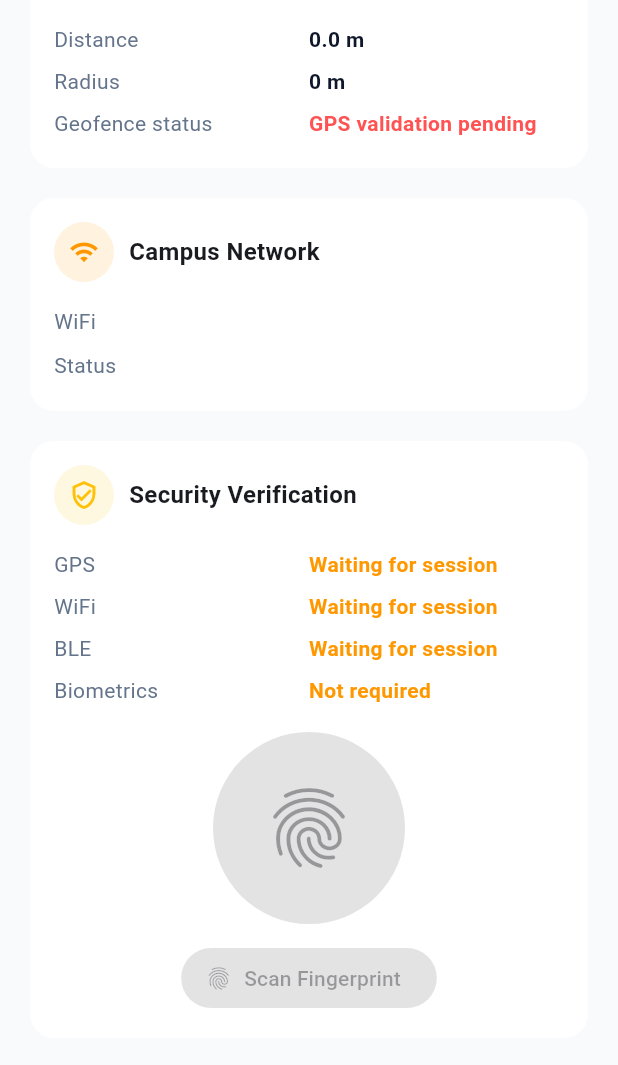
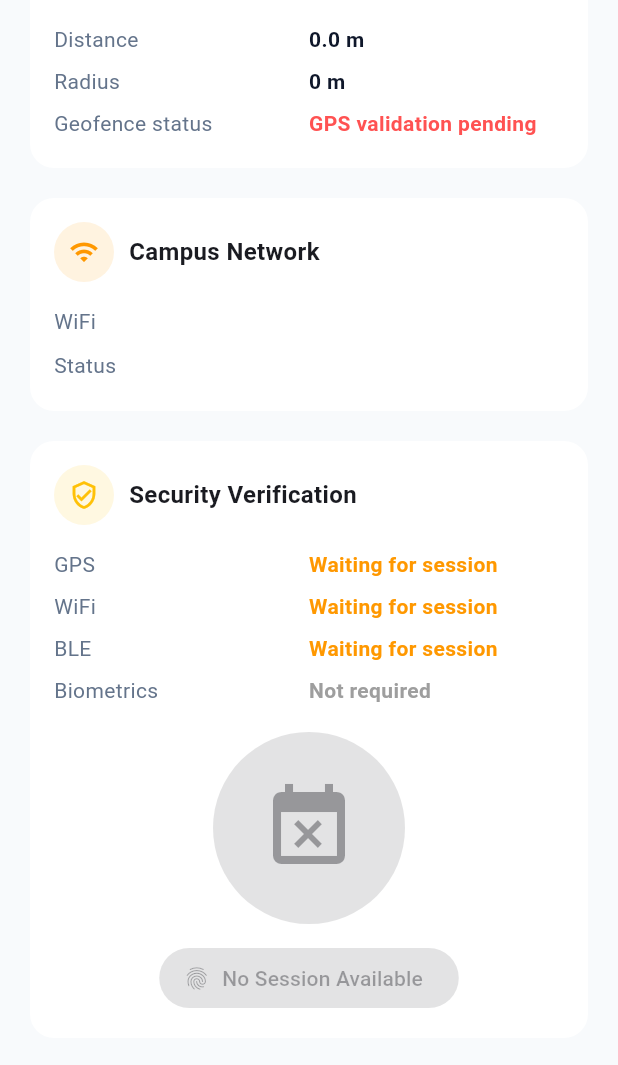
Before and after one commit to Irenemacha/ATTENDANCE-SYSTEM, a Flutter app: the HomeTab widget shown alone on an empty page, opened directly with empty values, scrolled down 576 dp, on a phone screen of 412 x 824 dp, the part 171-1236 px from its top. Run offline on Flutter 3.47's test engine with Material 3 defaults, Android fonts, the phone set to English and light mode, and no system bars; our stand-ins replace device_info_plus, geolocator, local_auth, location, shared_preferences; accounts and stored records are empty; network calls fail.

Commit message:
Fix checkout fingerprint flow

```diff
--- a/mobile_app/lib/features/dashboard/presentation/screens/main_shell_screen.dart
+++ b/mobile_app/lib/features/dashboard/presentation/screens/main_shell_screen.dart
@@ -263,6 +263,12 @@ class _MainShellScreenState extends State<MainShellScreen>
   setState(() {
     activeSession = null;
     attendanceState = AttendanceFlowState.notCheckedIn;
+
+    fingerprintPassed = false;
+    otpVerified = false;
+
+    // DO NOT CLEAR CHECKOUT VERIFICATION HERE
+    // Student may still need checkout after session ends.
   });
 
     if (showSnack) {
@@ -304,6 +310,13 @@ class _MainShellScreenState extends State<MainShellScreen>
 
   return int.tryParse(raw?.toString() ?? '');
 }
+  bool get identitySessionAvailable {
+  return activeSession?['session_id'] != null &&
+      (
+        activeSession?['session_active'] == true ||
+        activeSession?['can_check_out'] == true
+      );
+}
 
   bool get hasActiveSession {
     return activeSessionId != null &&
@@ -324,11 +337,15 @@ class _MainShellScreenState extends State<MainShellScreen>
     return fingerprintPassed || otpVerified;
 }
   bool canCheckOut() {
-  if (!hasEndedCheckoutSession && !hasActiveSession) {
+  if (!hasOpenSessionForCheckout) {
     return false;
   }
 
-  if (attendanceState != AttendanceFlowState.checkedIn) {
+  final checkedIn =
+      activeSession?['checked_in'] == true ||
+      attendanceState == AttendanceFlowState.checkedIn;
+
+  if (!checkedIn) {
     return false;
   }
 
@@ -427,8 +444,7 @@ double? distanceFromClassroom;
       fingerprintPassed = true;
       otpVerified = false;
 
-      if (attendanceState == AttendanceFlowState.checkedIn &&
-          !hasActiveSession) {
+      if (attendanceState == AttendanceFlowState.checkedIn) {
         checkoutIdentityVerified = true;
     }
     });
@@ -757,7 +773,7 @@ if (!identityVerified) {
         stats: attendanceStats,
         securitySnapshot: securitySnapshot,
         activeSession: activeSession,
-        sessionAvailable: hasOpenSessionForCheckout,
+        sessionAvailable: identitySessionAvailable,
         checkoutSessionOpen: hasEndedCheckoutSession,
         attendanceState: attendanceState,
         fingerprintPassed: fingerprintPassed,
@@ -983,12 +999,8 @@ class HomeTab extends StatelessWidget {
           const SizedBox(height: 12),
         _IdentityVerificationCard(
   snapshot: securitySnapshot,
-  sessionAvailable: activeSession?['session_id'] != null &&
-      (activeSession?['session_active'] == true ||
-       activeSession?['can_check_out'] == true),
-  verified: checkoutSessionOpen
-      ? checkoutIdentityVerified
-      : (fingerprintPassed || otpVerified),
+  sessionAvailable: sessionAvailable,
+  verified: fingerprintPassed || otpVerified || checkoutIdentityVerified,
   verifiedByOtp: otpVerified,
   onFingerprint: onFingerprint,
 ),
@@ -1378,8 +1390,11 @@ return _GlassCard(
               ? 'OTP verified'
               : 'Fingerprint verified')
           : 'Pending',
-        valueColor:
-            verified ? Colors.green : Colors.orange,
+  valueColor: !sessionAvailable
+      ? Colors.grey
+      : verified
+          ? Colors.green
+          : Colors.orange,
 ),
 
       const SizedBox(height: 14),
@@ -1403,7 +1418,9 @@ return _GlassCard(
               : null,
 
           child: Icon(
-            verifiedByOtp
+  !sessionAvailable
+      ? Icons.event_busy
+      : verifiedByOtp
           ? Icons.sms_outlined
           : verified
               ? Icons.verified
@@ -1427,7 +1444,9 @@ return _GlassCard(
               : Icons.fingerprint,
         ),
         label: Text(
-          verified
+  !sessionAvailable
+      ? 'No Session Available'
+      : verified
           ? 'Identity Verified'
           : 'Scan Fingerprint',
 ),
```
Lines whose indentation alone changed are shown as unchanged.
